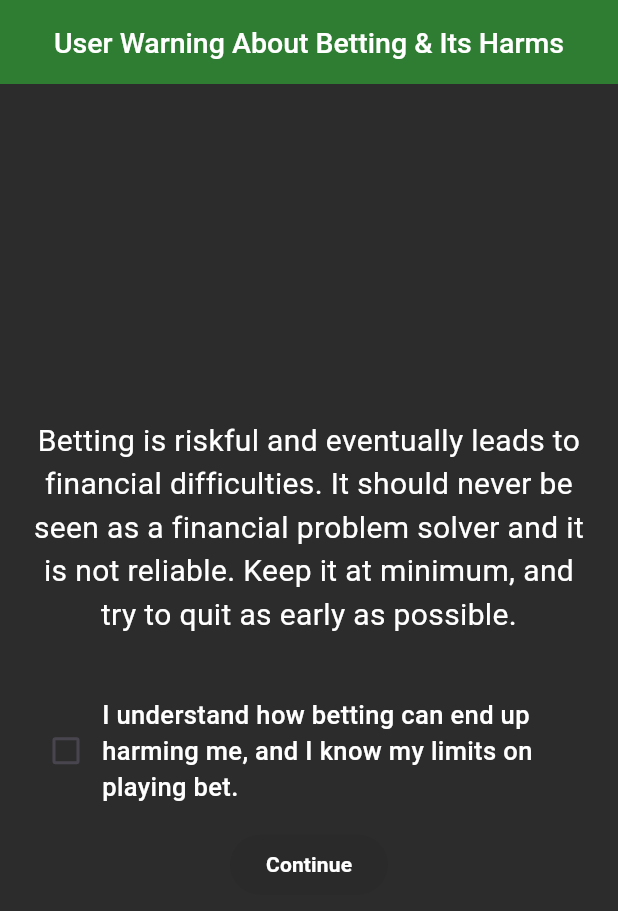
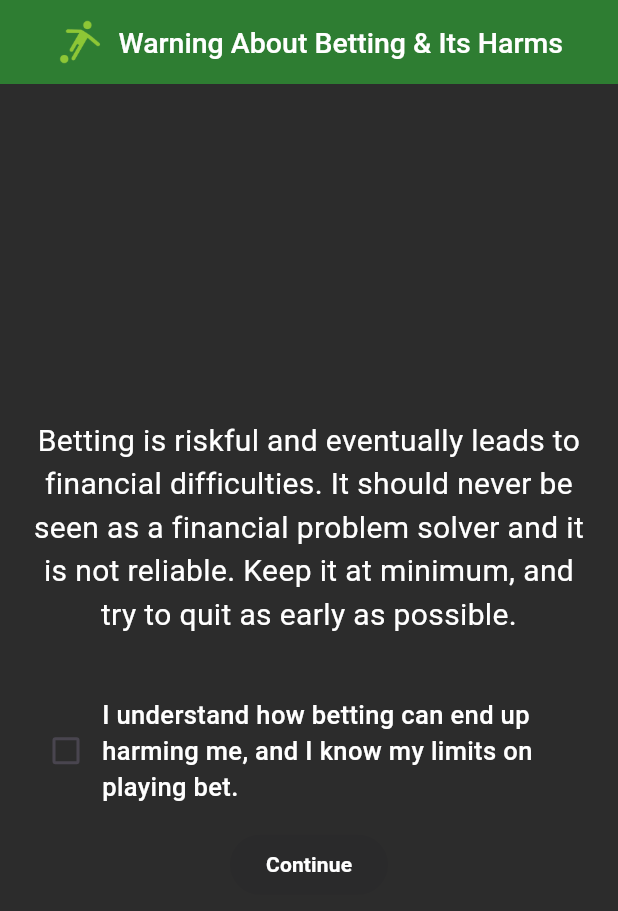
Before and after one commit to onurerguden/ScoreStack, a Flutter app: the screen it shows after launch, on a phone screen of 412 x 824 dp. Shown: the top 911 px of the screen. Run offline on Flutter 3.47's test engine with Material 3 defaults, Android fonts, the phone set to English and light mode, and no system bars; our stand-ins replace cloud_firestore, firebase_core, shared_preferences; accounts and stored records are empty.

Commit message:
ScoreStack logo is added to warning pages.

```diff
--- a/lib/main.dart
+++ b/lib/main.dart
@@ -39,13 +39,23 @@ class CheckboxState extends State<CheckboxPage> {
       backgroundColor: Color(0xFF2C2C2C),
       appBar: AppBar(
         centerTitle: true,
-        title: Text(
-          "User Warning About Betting & Its Harms",
-          style: TextStyle(
-            fontSize: 19,
-            color: Colors.white,
-            fontWeight: FontWeight.w500,
-          ),
+        title: Row(
+          mainAxisSize: MainAxisSize.min,
+          children: [
+            Image.asset(
+              "assets/images/ScoreStackLogo4-removebg-preview.png",
+              height: 32,
+            ),
+            const SizedBox(width: 8),
+            Text(
+              "Warning About Betting & Its Harms",
+              style: TextStyle(
+                fontSize: 19,
+                color: Colors.white,
+                fontWeight: FontWeight.w500,
+              ),
+            ),
+          ]
         ),
         backgroundColor: Colors.green[800],
       ),
--- a/lib/pages/ProfilePage.dart
+++ b/lib/pages/ProfilePage.dart
@@ -14,9 +14,9 @@ class ProfilePageState extends State<ProfilePage> {
       backgroundColor: Color(0xFF2C2C2C),
         appBar: AppBar(
             title: Text(
-              "Settings",
+              "Profile",
               style: TextStyle(
-                fontSize: 19,
+                fontSize: 23,
                 color: Colors.white,
                 fontWeight: FontWeight.w500,
               ),
--- a/lib/pages/SettingsPage.dart
+++ b/lib/pages/SettingsPage.dart
@@ -16,7 +16,7 @@ class SettingsPageState extends State<SettingsPage> {
         title: Text(
           "Settings",
           style: TextStyle(
-            fontSize: 19,
+            fontSize: 23,
             color: Colors.white,
             fontWeight: FontWeight.w500,
           ),
```
Also changed, not shown: lib/app/MainMenu.dart (+17 -7 lines), lib/pages/CouponsPage.dart (+17 -7 lines).
